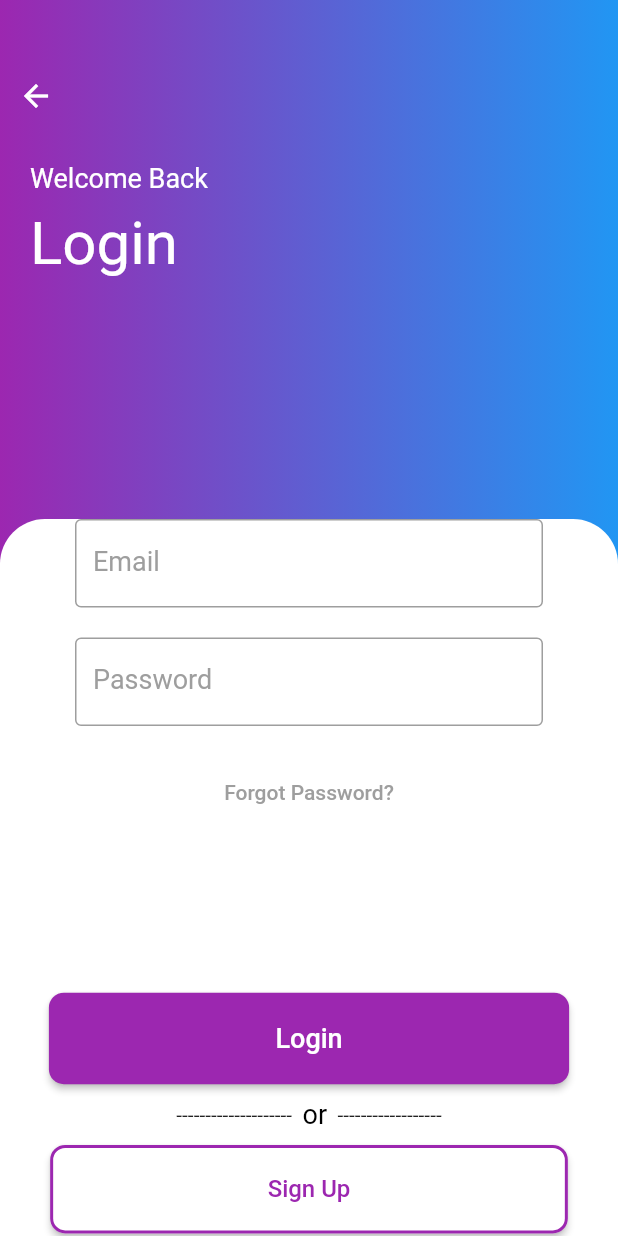
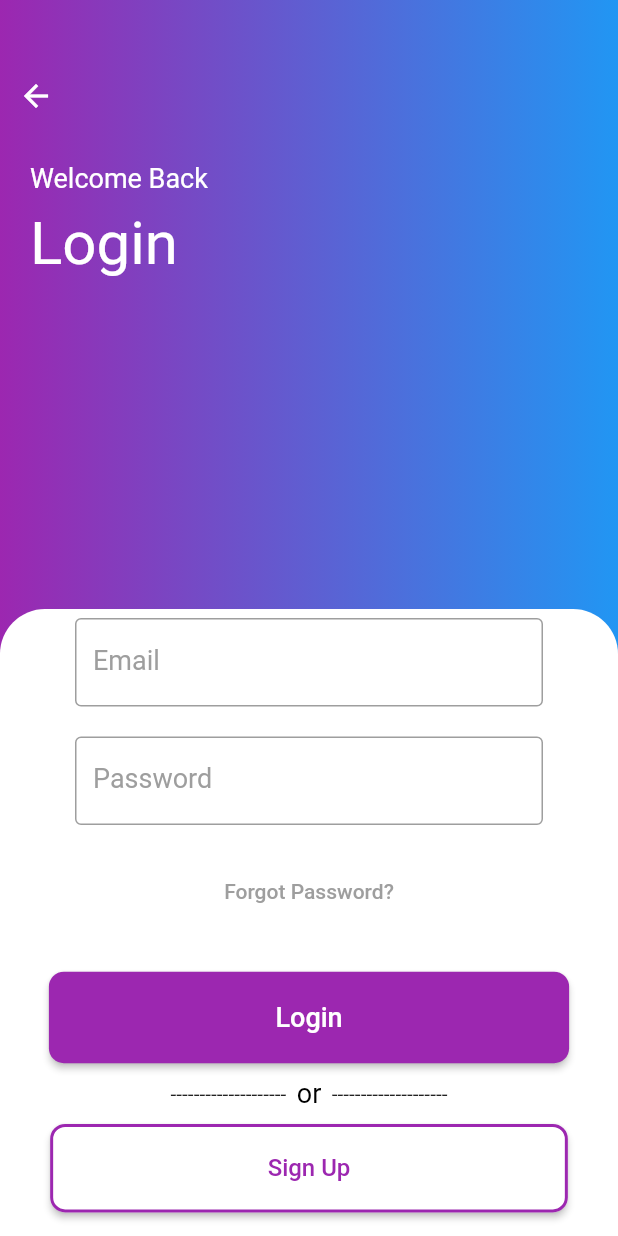
Before and after one commit to JCuadrado101/flutter_templates, a Flutter app: the SignUp screen opened by its route, after a tap on "Sign Up", after a tap on "Back to Login", on a phone screen of 412 x 824 dp. Run offline on Flutter 3.47's test engine with Material 2 defaults, Android fonts, the phone set to English and light mode, and no system bars; our stand-ins replace appwrite, flutter_dotenv, go_router, lottie.

Commit message:
adding ui changes

```diff
--- a/lib/templates/mobile/authentication/controller/auth_field.dart
+++ b/lib/templates/authentication/mobile/controller/auth_field.dart
@@ -18,6 +18,7 @@ class _AuthFieldState extends State<AuthField> {
     return Form(
       key: _formKey,
       child: Column(
+        mainAxisAlignment: MainAxisAlignment.center,
         children: [
           Padding(
             padding: const EdgeInsets.symmetric(horizontal: 50),
@@ -59,15 +60,15 @@ class _AuthFieldState extends State<AuthField> {
             ),
           ),
           const SizedBox(height: 20),
-          const TextButton(
-            onPressed: null,
-            child: Text('Forgot Password?',
+          TextButton(
+            onPressed: () {},
+            child: const Text('Forgot Password?',
               style: TextStyle(
                   color: Colors.grey
               ),
             ),
           ),
-          const SizedBox(height: 100),
+          const SizedBox(height: 20),
           SizedBox(
             height: 180,
             child: Column(
@@ -102,7 +103,7 @@ class _AuthFieldState extends State<AuthField> {
                   children: const [
                     Text('--------------------  '),
                     Text('or', style: TextStyle(color: Colors.black, fontSize: 18)),
-                    Text('  ------------------'),
+                    Text('  --------------------'),
                   ],
                 ),
                 ElevatedButton(
--- a/lib/templates/mobile/authentication/controller/signup_field.dart
+++ b/lib/templates/authentication/mobile/controller/signup_field.dart
@@ -113,7 +113,7 @@ class _SignUpFieldState extends State<SignUpField> {
                   children: const [
                     Text('--------------------  '),
                     Text('or', style: TextStyle(color: Colors.black, fontSize: 18)),
-                    Text('  ------------------'),
+                    Text('  --------------------'),
                   ],
                 ),
                 ElevatedButton(
--- a/lib/templates/mobile/authentication/pages/login.dart
+++ b/lib/templates/authentication/mobile/pages/login.dart
@@ -42,7 +42,7 @@ class Login extends StatelessWidget {
                 ],
               ),
             ),
-            const SizedBox(height: 40),
+            const SizedBox(height: 100),
             Expanded(
               child: Padding(
                 padding: const EdgeInsets.only(top: 100),
@@ -55,12 +55,7 @@ class Login extends StatelessWidget {
                       topRight: Radius.circular(30)
                     ),
                   ),
-                  child: Column(
-                    mainAxisAlignment: MainAxisAlignment.spaceEvenly,
-                    children: const [
-                      AuthField(),
-                    ],
-                  ),
+                  child: const AuthField(),
                 ),
               ),
             ),
--- a/lib/service/appwrite/appwrite_service.dart
+++ b/lib/templates/authentication/service/appwrite/appwrite_service.dart
@@ -1,6 +1,6 @@
 import 'package:appwrite/appwrite.dart';
 import 'package:flutter/cupertino.dart';
-import 'package:flutter_dotenv/flutter_dotenv.dart';
+// import 'package:flutter_dotenv/flutter_dotenv.dart';
 import 'package:provider/provider.dart';
 
 import '../provider/login_provider.dart';
@@ -20,8 +20,8 @@ class AppWriteService {
 
   init() {
     client
-        .setEndpoint('${dotenv.env['ENDPOINT']}')
-        .setProject('${dotenv.env['PROJECT']}')
+        .setEndpoint('http://localhost/v1/')
+        .setProject('624b92f02b5c75f0c292')
         .setSelfSigned();
     account = Account(client);
     database = Database(client);
--- a/pubspec.yaml
+++ b/pubspec.yaml
@@ -66,6 +66,7 @@ flutter:
   assets:
    - assets/authentication.json
    - assets/logo_auth.json
+   - assets/env/env
 
   # An image asset can refer to one or more resolution-specific "variants", see
   # https://flutter.dev/assets-and-images/#resolution-aware.
```
Also changed, not shown: lib/main.dart (+6 -6 lines), lib/templates/authentication/mobile/pages/auth.dart (renamed from lib/templates/mobile/authentication/pages/auth.dart), lib/templates/authentication/mobile/pages/sign_up.dart (renamed from lib/templates/mobile/authentication/pages/sign_up.dart), lib/templates/authentication/service/provider/login_provider.dart (renamed from lib/service/provider/login_provider.dart), 1 other file.
